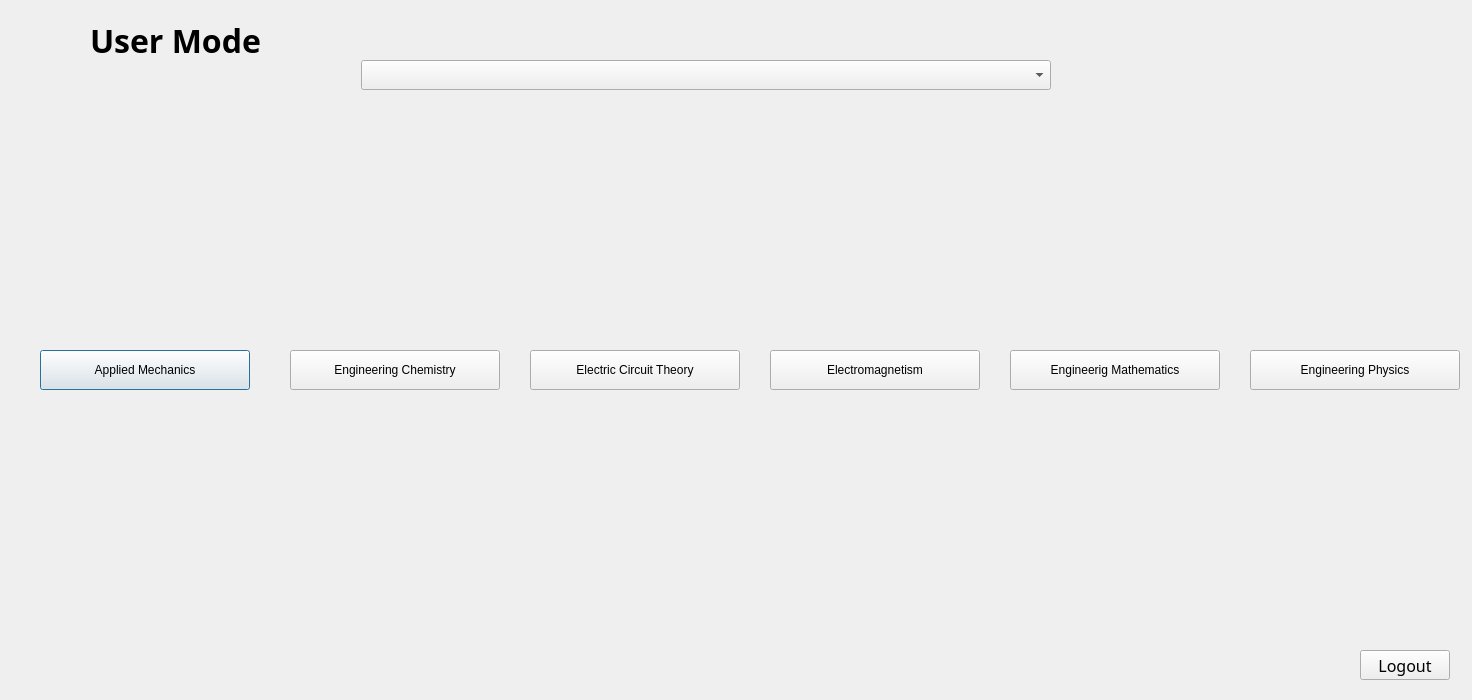
Before: the Qt Designer form FormulaManager/user.ui in AtuLxCE/formula-encyclopaedia, drawn with Qt 5.
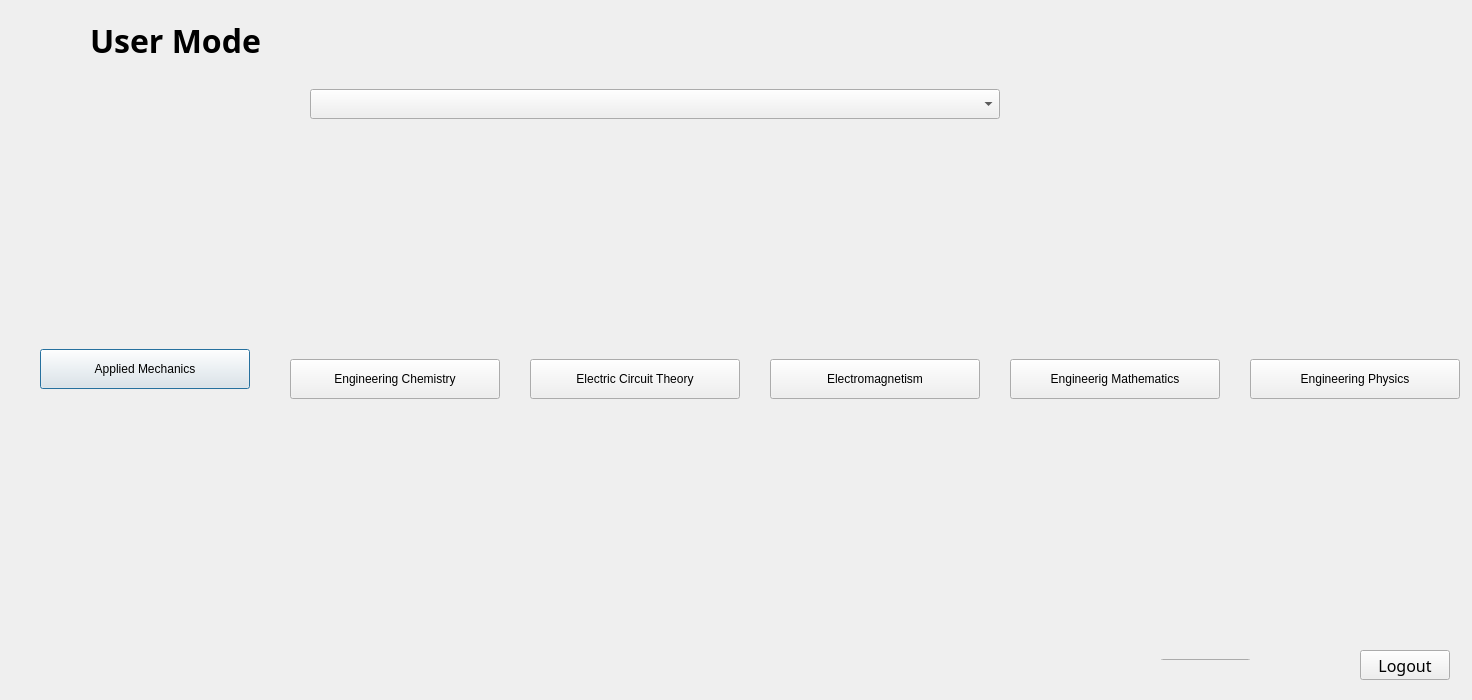
After: the same form once the commit is applied. Icons and pictures are not drawn.

```diff
--- a/FormulaManager/user.ui
+++ b/FormulaManager/user.ui
@@ -60,9 +60,9 @@
    <property name="geometry">
     <rect>
      <x>0</x>
-     <y>90</y>
+     <y>69</y>
      <width>1472</width>
-     <height>570</height>
+     <height>591</height>
     </rect>
    </property>
    <property name="styleSheet">
@@ -76,7 +76,7 @@
      <property name="geometry">
       <rect>
        <x>40</x>
-       <y>260</y>
+       <y>280</y>
        <width>210</width>
        <height>40</height>
       </rect>
@@ -98,7 +98,7 @@
      <property name="geometry">
       <rect>
        <x>290</x>
-       <y>260</y>
+       <y>290</y>
        <width>210</width>
        <height>40</height>
       </rect>
@@ -117,7 +117,7 @@
      <property name="geometry">
       <rect>
        <x>530</x>
-       <y>260</y>
+       <y>290</y>
        <width>210</width>
        <height>40</height>
       </rect>
@@ -136,7 +136,7 @@
      <property name="geometry">
       <rect>
        <x>770</x>
-       <y>260</y>
+       <y>290</y>
        <width>210</width>
        <height>40</height>
       </rect>
@@ -155,7 +155,7 @@
      <property name="geometry">
       <rect>
        <x>1250</x>
-       <y>260</y>
+       <y>290</y>
        <width>210</width>
        <height>40</height>
       </rect>
@@ -174,7 +174,7 @@
      <property name="geometry">
       <rect>
        <x>1010</x>
-       <y>260</y>
+       <y>290</y>
        <width>210</width>
        <height>40</height>
       </rect>
@@ -193,7 +193,7 @@
      <property name="geometry">
       <rect>
        <x>40</x>
-       <y>40</y>
+       <y>70</y>
        <width>211</width>
        <height>211</height>
       </rect>
@@ -212,7 +212,7 @@
      <property name="geometry">
       <rect>
        <x>290</x>
-       <y>40</y>
+       <y>70</y>
        <width>211</width>
        <height>211</height>
       </rect>
@@ -231,7 +231,7 @@
      <property name="geometry">
       <rect>
        <x>530</x>
-       <y>40</y>
+       <y>70</y>
        <width>211</width>
        <height>211</height>
       </rect>
@@ -250,7 +250,7 @@
      <property name="geometry">
       <rect>
        <x>770</x>
-       <y>40</y>
+       <y>70</y>
        <width>211</width>
        <height>211</height>
       </rect>
@@ -269,7 +269,7 @@
      <property name="geometry">
       <rect>
        <x>1010</x>
-       <y>40</y>
+       <y>70</y>
        <width>211</width>
        <height>211</height>
       </rect>
@@ -288,7 +288,7 @@
      <property name="geometry">
       <rect>
        <x>1250</x>
-       <y>40</y>
+       <y>70</y>
        <width>211</width>
        <height>211</height>
       </rect>
@@ -328,6 +328,63 @@
       <string>Log Out</string>
      </property>
     </widget>
+    <widget class="QStackedWidget" name="stackedWidget_2">
+     <property name="geometry">
+      <rect>
+       <x>260</x>
+       <y>10</y>
+       <width>850</width>
+       <height>40</height>
+      </rect>
+     </property>
+     <property name="currentIndex">
+      <number>0</number>
+     </property>
+     <widget class="QWidget" name="page">
+      <widget class="QComboBox" name="comboBox">
+       <property name="geometry">
+        <rect>
+         <x>50</x>
+         <y>10</y>
+         <width>690</width>
+         <height>30</height>
+        </rect>
+       </property>
+      </widget>
+     </widget>
+     <widget class="QWidget" name="page_2">
+      <widget class="QComboBox" name="comboBox_2">
+       <property name="geometry">
+        <rect>
+         <x>50</x>
+         <y>10</y>
+         <width>690</width>
+         <height>30</height>
+        </rect>
+       </property>
+      </widget>
+      <widget class="QPushButton" name="pushButton_15">
+       <property name="geometry">
+        <rect>
+         <x>750</x>
+         <y>10</y>
+         <width>91</width>
+         <height>29</height>
+        </rect>
+       </property>
+       <property name="font">
+        <font>
+         <family>Bahnschrift Condensed</family>
+         <pointsize>12</pointsize>
+         <bold>false</bold>
+        </font>
+       </property>
+       <property name="text">
+        <string>Back</string>
+       </property>
+      </widget>
+     </widget>
+    </widget>
    </widget>
    <widget class="QWidget" name="subject_applied">
     <widget class="QPushButton" name="pushButton_9">
@@ -591,63 +648,6 @@
     <string>Logout</string>
    </property>
   </widget>
-  <widget class="QStackedWidget" name="stackedWidget_2">
-   <property name="geometry">
-    <rect>
-     <x>311</x>
-     <y>50</y>
-     <width>850</width>
-     <height>40</height>
-    </rect>
-   </property>
-   <property name="currentIndex">
-    <number>0</number>
-   </property>
-   <widget class="QWidget" name="page">
-    <widget class="QComboBox" name="comboBox">
-     <property name="geometry">
-      <rect>
-       <x>50</x>
-       <y>10</y>
-       <width>690</width>
-       <height>30</height>
-      </rect>
-     </property>
-    </widget>
-   </widget>
-   <widget class="QWidget" name="page_2">
-    <widget class="QComboBox" name="comboBox_2">
-     <property name="geometry">
-      <rect>
-       <x>50</x>
-       <y>10</y>
-       <width>690</width>
-       <height>30</height>
-      </rect>
-     </property>
-    </widget>
-    <widget class="QPushButton" name="pushButton_15">
-     <property name="geometry">
-      <rect>
-       <x>750</x>
-       <y>10</y>
-       <width>91</width>
-       <height>29</height>
-      </rect>
-     </property>
-     <property name="font">
-      <font>
-       <family>Bahnschrift Condensed</family>
-       <pointsize>12</pointsize>
-       <bold>false</bold>
-      </font>
-     </property>
-     <property name="text">
-      <string>Back</string>
-     </property>
-    </widget>
-   </widget>
-  </widget>
  </widget>
  <resources>
   <include location="image.qrc"/>
```
Left out of the diff: 13 changed lines with no effect on the pictures.
